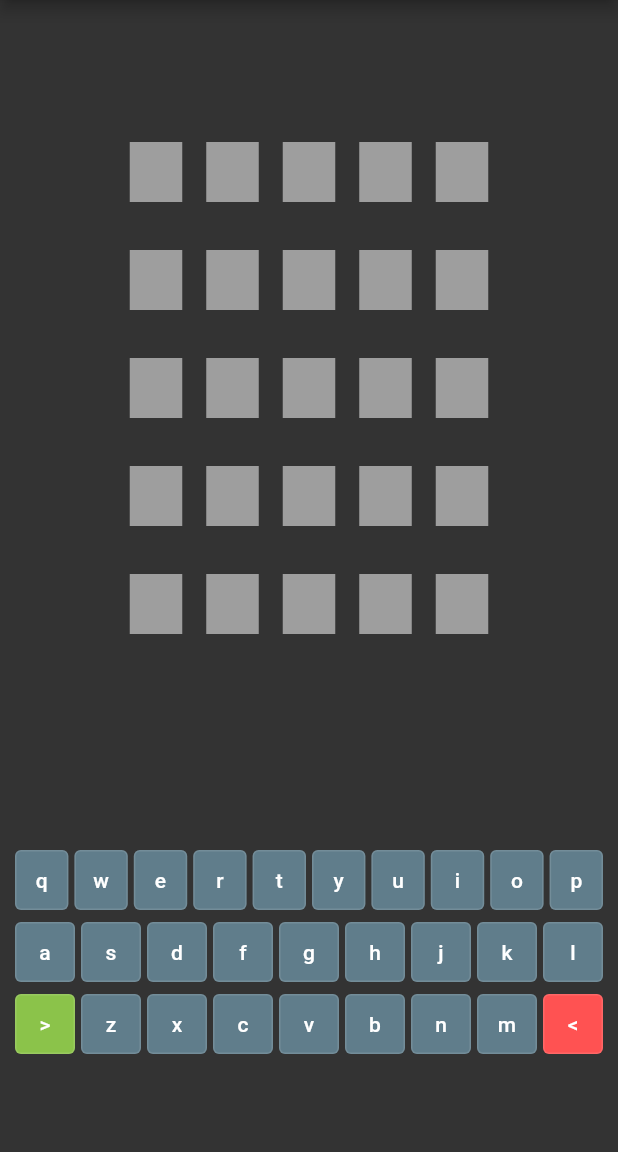
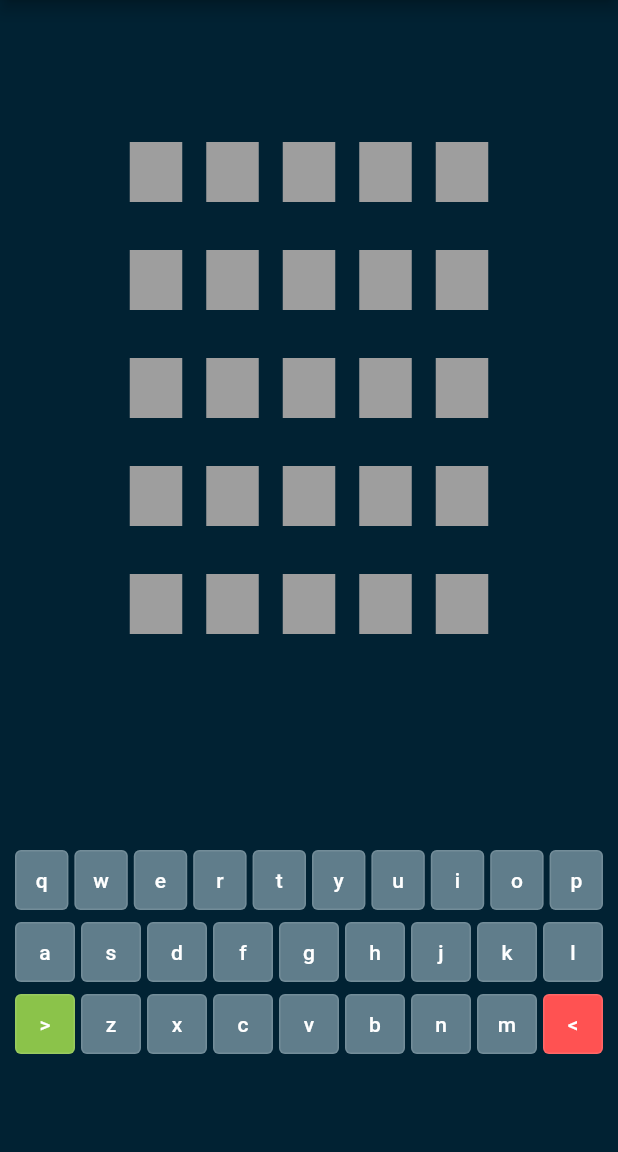
Before and after one commit to danielmurcia/wordddle, a Flutter app: the screen it shows after launch, after a tap on an icon or button, on a phone screen of 412 x 824 dp, the part 84-1236 px from its top. Run offline on Flutter 3.47's test engine with Material 2 defaults, Android fonts, the phone set to English and light mode, and no system bars; our stand-ins replace bloc, dartz, equatable, flutter_bloc; Roboto replaces fonts that are missing (SourceSansPro).

Commit message:
Added home screen
Stats dialog is empty
Changed colors
Fixed nonexistent word bug
Updated README file

```diff
--- a/lib/domain/game/bloc/game_cubit.dart
+++ b/lib/domain/game/bloc/game_cubit.dart
@@ -45,7 +45,8 @@ class GameCubit extends Cubit<GameState> {
 
         emit(GameOver(tries, incorrectLetters));
       } else {
-        emit(InexistentWord(tries, incorrectLetters));
+        currentTry = '';
+        emit(NonExistentWord(tries, incorrectLetters));
       }
     });
   }
--- a/lib/domain/game/bloc/game_state.dart
+++ b/lib/domain/game/bloc/game_state.dart
@@ -35,7 +35,7 @@ class GameOver extends GameState {
       : super(tries, '', incorrectLetters);
 }
 
-class InexistentWord extends GameState {
-  InexistentWord(List<WordGuess> tries, Set<String> incorrectLetters)
+class NonExistentWord extends GameState {
+  NonExistentWord(List<WordGuess> tries, Set<String> incorrectLetters)
       : super(tries, '', incorrectLetters);
 }
--- a/lib/presentation/common/colors.dart
+++ b/lib/presentation/common/colors.dart
@@ -3,6 +3,7 @@ import 'package:flutter/material.dart';
 mixin AppColors {
   static const Color primary = Color(0xff5C0029);
   static const Color secondary = Color(0xff30BCED);
+  static const Color background = Color(0xff012233);
   static const Color darkGrey = Color(0xff333333);
   static const Color grey = Color(0xff9999A1);
   static const Color lightGrey = Color(0xffF4F4F6);
--- a/lib/presentation/common/themes.dart
+++ b/lib/presentation/common/themes.dart
@@ -6,7 +6,7 @@ ThemeData appTheme() {
   return ThemeData(
     fontFamily: "SourceSansPro",
     brightness: Brightness.dark,
-    canvasColor: AppColors.darkGrey,
+    canvasColor: AppColors.background,
     colorScheme: ColorScheme(
       brightness: Brightness.dark,
       primary: AppColors.primary,
@@ -17,13 +17,14 @@ ThemeData appTheme() {
       surface: AppColors.primary,
       onSurface: AppColors.white,
       onError: AppColors.lightGrey,
-      background: AppColors.darkGrey,
+      background: AppColors.background,
       onBackground: AppColors.lightGrey,
     ),
     textTheme: TextTheme(
-      headline1: AppFonts.headline,
-      bodyText1: AppFonts.bodyText1,
-      bodyText2: AppFonts.bodyText2,
+      displayLarge: AppFonts.display,
+      headlineLarge: AppFonts.headline,
+      bodyLarge: AppFonts.bodyText1,
+      bodyMedium: AppFonts.bodyText2,
     ),
     progressIndicatorTheme: ProgressIndicatorThemeData(
       color: AppColors.secondary,
--- a/lib/presentation/game/game_screen.dart
+++ b/lib/presentation/game/game_screen.dart
@@ -45,6 +45,9 @@ class _GameScreen extends StatelessWidget {
               case GameOver:
                 _showSnackBar(context, 'You lost :(');
                 break;
+              case NonExistentWord:
+                _showSnackBar(context, 'Word doesn\'t exists');
+                break;
             }
             return Column(
               children: [
--- a/lib/presentation/home/home_screen.dart
+++ b/lib/presentation/home/home_screen.dart
@@ -11,14 +11,24 @@ class HomeScreen extends StatelessWidget {
   @override
   Widget build(BuildContext context) {
     return Scaffold(
-      appBar: AppBar(
-        title: Text('Wordddle!'),
-      ),
       body: Padding(
         padding: const EdgeInsets.all(AppDimens.screenPadding),
+        child: Center(
           child: Column(
-          mainAxisAlignment: MainAxisAlignment.center,
-          crossAxisAlignment: CrossAxisAlignment.stretch,
+            crossAxisAlignment: CrossAxisAlignment.center,
+            children: [
+              Expanded(
+                flex: 1,
+                child: Center(
+                  child: Text(
+                    'Wordddle!',
+                    style: Theme.of(context).textTheme.displayLarge,
+                  ),
+                ),
+              ),
+              Expanded(
+                flex: 1,
+                child: Column(
                   children: [
                     ElevatedButton(
                       onPressed: () => Navigator.of(context).push(
@@ -29,12 +39,18 @@ class HomeScreen extends StatelessWidget {
                     ElevatedButton(
                       onPressed: () => Platform.isIOS
                           ? showCupertinoDialog(
-                      context: context, builder: _iosStatsDialog(context))
+                              context: context,
+                              builder: _iosStatsDialog(context))
                           : showDialog(
-                      context: context, builder: _materialStatsDialog(context)),
+                              context: context,
+                              builder: _materialStatsDialog(context)),
                       child: Text('Your stats'),
                     ),
                   ],
+                ),
+              ),
+            ],
+          ),
         ),
       ),
     );
@@ -45,7 +61,7 @@ class HomeScreen extends StatelessWidget {
           title: Text('Your stats'),
           actions: [
             CupertinoDialogAction(
-              onPressed: () {},
+              onPressed: () => Navigator.pop(context, 'CLOSE'),
               child: Text('Close'),
             ),
           ],
@@ -57,8 +73,12 @@ class HomeScreen extends StatelessWidget {
           title: Text('Your stats'),
           actions: [
             TextButton(
-              onPressed: () {},
-              child: Text('Close'),
+              onPressed: () => Navigator.pop(context, 'CLOSE'),
+              child: Text(
+                'CLOSE',
+                style:
+                    TextStyle(color: Theme.of(context).colorScheme.onPrimary),
+              ),
             ),
           ],
         );
```
Also changed, not shown: lib/presentation/common/fonts.dart (+10 -3 lines), 1 other file. Lines whose indentation alone changed are shown as unchanged.
